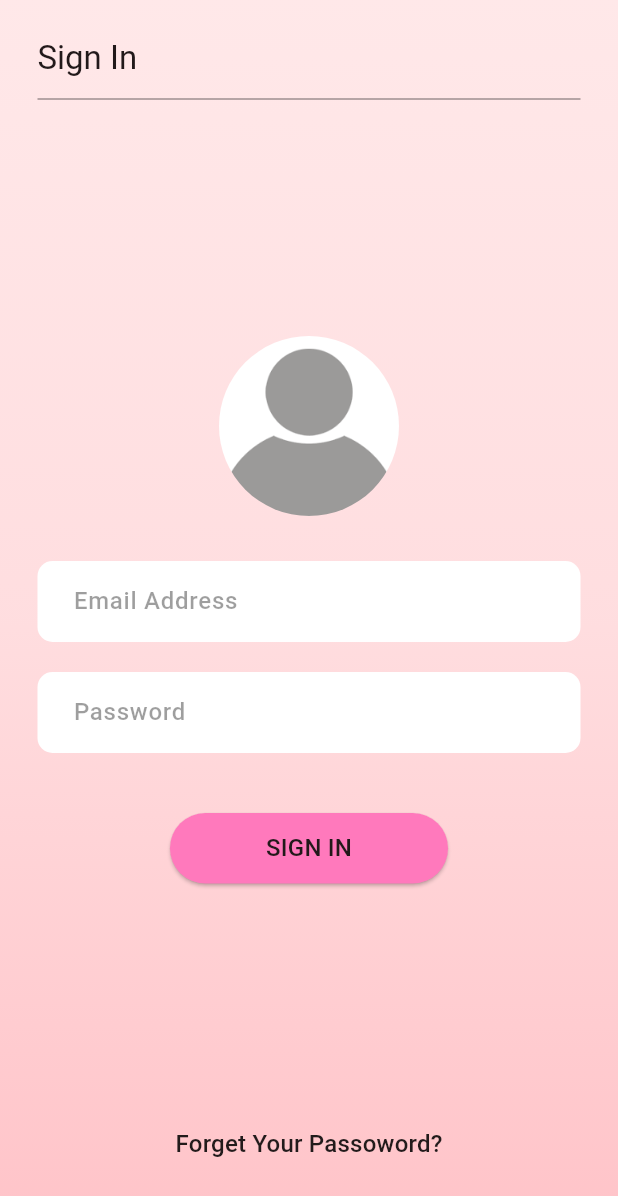
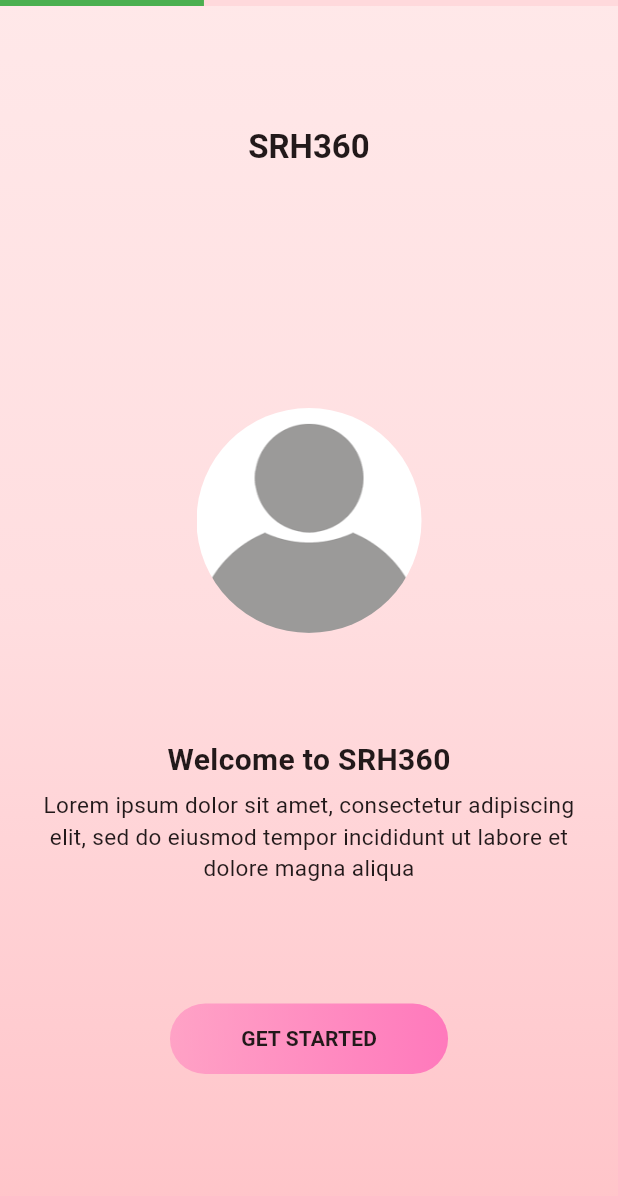
Before and after one commit to abenGirma/SRH360-App, a Flutter app: the screen it shows after launch, on a phone screen of 412 x 824 dp. Shown: the top 1196 px of the screen. Run offline on Flutter 3.47's test engine with Material 3 defaults, Android fonts, the light colour scheme and no system bars; our stand-ins replace easy_localization, get, responsive_builder.

Commit message:
feat: Added Sign Up and Welcome Page. chore: Updated common_button widget to make the background a gradient. Added basic navigation in the pages

```diff
--- a/lib/main.dart
+++ b/lib/main.dart
@@ -3,6 +3,8 @@ import 'package:flutter/material.dart';
 import 'package:get/get.dart';
 import 'package:responsive_builder/responsive_builder.dart';
 import 'package:srh360app/presentation/pages/sign_in_page.dart';
+import 'package:srh360app/presentation/pages/sign_up_page.dart';
+import 'package:srh360app/presentation/pages/welcome_page.dart';
 
 import 'config/theme.dart';
 
@@ -31,7 +33,7 @@ class MyApp extends StatelessWidget {
         debugShowCheckedModeBanner: false,
         title: 'SRH360',
         theme: lightThemeData(),
-        home: const SignInPage(),
+        home: const WelcomePage(),
       ),
     );
   }
--- a/lib/presentation/pages/welcome_page.dart
+++ b/lib/presentation/pages/welcome_page.dart
@@ -0,0 +1,106 @@
+import 'package:flutter/material.dart';
+import 'package:srh360app/gen/assets.gen.dart';
+import 'package:srh360app/gen/colors.gen.dart';
+import 'package:srh360app/presentation/pages/sign_up_page.dart';
+import 'package:srh360app/presentation/widgets/common_button.dart';
+
+class WelcomePage extends StatelessWidget {
+  const WelcomePage({super.key});
+
+  @override
+  Widget build(BuildContext context) {
+    return Scaffold(
+      body: Stack(
+        children: [
+          Container(
+            decoration: BoxDecoration(
+              gradient: LinearGradient(
+                begin: Alignment.topCenter,
+                end: Alignment.bottomCenter,
+                colors: [
+                  ColorName.secondaryColor.withOpacity(0.3),
+                  ColorName.secondaryColor.withOpacity(0.5),
+                  ColorName.secondaryColor,
+                ],
+              ),
+            ),
+          ),
+          Center(
+            child: Column(
+              children: [
+                const LinearProgressIndicator(
+                  value: 0.33,
+                  color: Colors.green,
+                ),
+                Padding(
+                  padding: const EdgeInsets.symmetric(horizontal: 20.0),
+                  child: Column(
+                    children: [
+                      const SizedBox(
+                        height: 80,
+                      ),
+                      Text(
+                        'SRH360',
+                        style: Theme.of(context).textTheme.titleLarge!.copyWith(
+                              fontWeight: FontWeight.bold,
+                            ),
+                      ),
+                      const SizedBox(
+                        height: 160,
+                      ),
+                      ClipRRect(
+                        borderRadius: BorderRadius.circular(100),
+                        child: Assets.images.placeHolder.image(
+                          width: 150,
+                          height: 150,
+                        ),
+                      ),
+                      const SizedBox(
+                        height: 70,
+                      ),
+                      const Text(
+                        'Welcome to SRH360',
+                        style: TextStyle(
+                            fontSize: 20, fontWeight: FontWeight.w600),
+                      ),
+                      const SizedBox(
+                        height: 5,
+                      ),
+                      const Text(
+                        'Lorem ipsum dolor sit amet, consectetur adipiscing elit, sed do eiusmod tempor incididunt ut labore et dolore magna aliqua',
+                        style: TextStyle(
+                          fontSize: 15,
+                        ),
+                        textAlign: TextAlign.center,
+                      ),
+                      const SizedBox(
+                        height: 80,
+                      ),
+                      CommonButton(
+                        onPressed: () {
+                          Navigator.push(
+                            context,
+                            MaterialPageRoute(
+                              builder: (context) => const SignUpPage(),
+                            ),
+                          );
+                        },
+                        child: Text(
+                          'GET STARTED',
+                          style:
+                              Theme.of(context).textTheme.titleSmall!.copyWith(
+                                    fontWeight: FontWeight.bold,
+                                  ),
+                        ),
+                      )
+                    ],
+                  ),
+                ),
+              ],
+            ),
+          )
+        ],
+      ),
+    );
+  }
+}
--- a/lib/presentation/widgets/common_button.dart
+++ b/lib/presentation/widgets/common_button.dart
@@ -12,12 +12,26 @@ class CommonButton extends StatelessWidget {
     return SizedBox(
       width: 45.sw,
       height: 47,
-      child: ElevatedButton(
-        style: ElevatedButton.styleFrom(
-          backgroundColor: ColorName.primaryColor,
+      child: DecoratedBox(
+        decoration: BoxDecoration(
+          gradient: LinearGradient(
+            colors: [
+              ColorName.primaryColor.withOpacity(0.5),
+              ColorName.primaryColor,
+            ],
+            begin: Alignment.centerLeft,
+            end: Alignment.centerRight,
+          ),
+          borderRadius: BorderRadius.circular(25),
         ),
-        onPressed: onPressed,
-        child: child,
+        child: ElevatedButton(
+          style: ElevatedButton.styleFrom(
+            backgroundColor: Colors.transparent,
+            shadowColor: Colors.transparent,
+          ),
+          onPressed: onPressed,
+          child: child,
+        ),
       ),
     );
   }
```
Also changed, not shown: lib/presentation/pages/sign_up_page.dart (+182 -0 lines), 1 other file.
